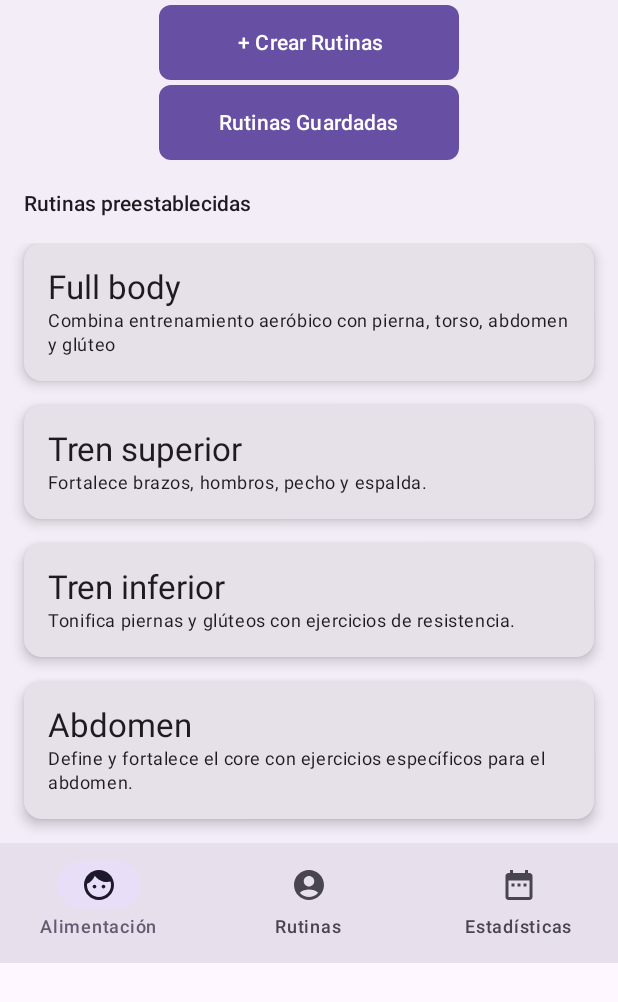
After one commit to yefrivera/FitBoostTrainer, an Android app built with Jetpack Compose: the composable RoutineCreationScreen shown on its own in the app's theme, on a phone screen of 412 x 824 dp. The commit adds this screen. Shown: the top 1002 px of the screen. Run offline under Robolectric (Android 15) with nearby library versions, the phone set to English and light mode, and no system bars.

Commit message:
Se agrego pantalla de rutinas predeterminadas falta top bar

```diff
--- a/app/build.gradle.kts
+++ b/app/build.gradle.kts
@@ -50,7 +50,6 @@ android {
 }
 
 dependencies {
-
     implementation(libs.androidx.core.ktx)
     implementation(libs.androidx.lifecycle.runtime.ktx)
     implementation(libs.androidx.activity.compose)
--- a/app/src/main/java/edu/unicauca/fitboosttrainer/MainActivity.kt
+++ b/app/src/main/java/edu/unicauca/fitboosttrainer/MainActivity.kt
@@ -7,11 +7,13 @@ import androidx.activity.enableEdgeToEdge
 import androidx.compose.foundation.layout.fillMaxSize
 import androidx.compose.foundation.layout.padding
 import androidx.compose.material3.Scaffold
+import androidx.compose.material3.Surface
 import androidx.compose.material3.Text
 import androidx.compose.runtime.Composable
 import androidx.compose.ui.Modifier
 import androidx.compose.ui.tooling.preview.Preview
 import edu.unicauca.fitboosttrainer.ui.theme.FitBoostTrainerTheme
+import edu.unicauca.fitboosttrainer.ui.RoutineCreationScreen
 
 class MainActivity : ComponentActivity() {
     override fun onCreate(savedInstanceState: Bundle?) {
@@ -19,29 +21,12 @@ class MainActivity : ComponentActivity() {
         enableEdgeToEdge()
         setContent {
             FitBoostTrainerTheme {
-                Scaffold(modifier = Modifier.fillMaxSize()) { innerPadding ->
-                    Greeting(
-                        name = "Android",
-                        modifier = Modifier.padding(innerPadding)
-                    )
+                Surface(
+                    modifier = Modifier.fillMaxSize(),
+                ) {
+                    RoutineCreationScreen()
+                }
                 }
             }
         }
-    }
 }
-
-@Composable
-fun Greeting(name: String, modifier: Modifier = Modifier) {
-    Text(
-        text = "Hello $name!",
-        modifier = modifier
-    )
-}
-
-@Preview(showBackground = true)
-@Composable
-fun GreetingPreview() {
-    FitBoostTrainerTheme {
-        Greeting("Android")
-    }
-}
--- /dev/null
+++ b/app/src/main/java/edu/unicauca/fitboosttrainer/data/DefaultRoutines.kt
@@ -0,0 +1,18 @@
+package edu.unicauca.fitboosttrainer.data
+
+
+import androidx.annotation.StringRes
+import edu.unicauca.fitboosttrainer.R
+
+
+val defaultRoutineData = listOf(
+    R.string.dr_fullbody to R.string.dr_fullbody_description,
+    R.string.dr_tren_superior to R.string.dr_tren_superior_description,
+    R.string.dr_tren_inferior to R.string.dr_tren_inferior_description,
+    R.string.dr_abdomen to R.string.dr_abdomen_description
+).map { RoutineDefaultPair(it.first, it.second) }
+
+data class RoutineDefaultPair(
+    @StringRes val text1: Int,
+    @StringRes val text2: Int
+)
--- /dev/null
+++ b/app/src/main/java/edu/unicauca/fitboosttrainer/ui/RoutineCreationScreen.kt
@@ -0,0 +1,193 @@
+package edu.unicauca.fitboosttrainer.ui
+
+import androidx.annotation.StringRes
+import androidx.compose.foundation.background
+import androidx.compose.foundation.layout.Arrangement
+import androidx.compose.material.icons.Icons
+import androidx.compose.material.icons.filled.AccountCircle
+import androidx.compose.material.icons.filled.DateRange
+import androidx.compose.material.icons.filled.Face
+import androidx.compose.material3.Icon
+import androidx.compose.material3.MaterialTheme
+import androidx.compose.material3.NavigationBar
+import androidx.compose.material3.NavigationBarItem
+import androidx.compose.material3.Surface
+import androidx.compose.material3.Text
+import androidx.compose.runtime.Composable
+import androidx.compose.ui.res.stringResource
+import androidx.compose.ui.tooling.preview.Preview
+import edu.unicauca.fitboosttrainer.R
+import androidx.compose.ui.Modifier
+import edu.unicauca.fitboosttrainer.ui.theme.FitBoostTrainerTheme
+import androidx.compose.foundation.layout.Column
+import androidx.compose.foundation.layout.fillMaxWidth
+import androidx.compose.foundation.layout.height
+import androidx.compose.foundation.layout.padding
+import androidx.compose.foundation.layout.size
+import androidx.compose.foundation.lazy.LazyColumn
+import androidx.compose.foundation.lazy.items
+import androidx.compose.material.icons.automirrored.filled.ArrowBack
+import androidx.compose.material.icons.filled.Menu
+import androidx.compose.material3.Button
+import androidx.compose.material3.Card
+import androidx.compose.ui.unit.dp
+import androidx.compose.material3.CardDefaults
+import androidx.compose.material3.CenterAlignedTopAppBar
+import androidx.compose.material3.ExperimentalMaterial3Api
+import androidx.compose.material3.IconButton
+import androidx.compose.material3.MaterialTheme.typography
+import androidx.compose.material3.Scaffold
+import androidx.compose.material3.TopAppBarDefaults
+import androidx.compose.material3.rememberTopAppBarState
+import androidx.compose.ui.Alignment
+import androidx.compose.ui.input.nestedscroll.nestedScroll
+import androidx.compose.ui.text.style.TextOverflow
+import edu.unicauca.fitboosttrainer.data.defaultRoutineData
+
+@Composable
+fun RoutineCreationScreen(){
+
+    val mediumPadding = 3.dp
+    Surface(
+        color = MaterialTheme.colorScheme.surfaceContainer,
+    ) {
+        Column() {
+
+            Column(
+                modifier = Modifier
+                    .fillMaxWidth()
+                    .padding(mediumPadding),
+                verticalArrangement = Arrangement.spacedBy(mediumPadding),
+                horizontalAlignment = Alignment.CenterHorizontally
+            ){
+                Button(
+                    onClick = { /* Acción al hacer clic */ },
+                    shape = MaterialTheme.shapes.small,
+                    modifier = Modifier
+                        .size(width = 200.dp, height = 50.dp)
+
+                ) {
+                    Text(text = " + Crear Rutinas")
+                }
+                Button(
+                    onClick = { /* Acción al hacer clic */ },
+                    shape = MaterialTheme.shapes.small,
+                    modifier = Modifier
+                        .size(width = 200.dp, height = 50.dp)
+
+                ) {
+                    Text(text = "Rutinas Guardadas")
+                }
+            }
+
+            Text(
+                text = stringResource(R.string.default_routines),
+                style = typography.titleSmall,
+                modifier = Modifier.padding(16.dp)
+            )
+            RoutinesList()
+            SootheBottomNavigation()
+        }
+    }
+}
+
+@Composable
+private fun RoutinesCard(
+    @StringRes text: Int,
+    @StringRes text2: Int,
+    modifier: Modifier = Modifier
+) {
+    Column(
+        modifier = modifier
+            .fillMaxWidth()
+            .padding(start = 16.dp, end = 16.dp)
+    ) {
+
+        Card(
+            elevation = CardDefaults.cardElevation(defaultElevation = 5.dp),
+            modifier = modifier
+                .fillMaxWidth()
+                .padding(bottom = 16.dp)
+        ) {
+            Column(modifier = Modifier.padding(16.dp)) {
+                Text(
+                    text = stringResource(text),
+                    style = typography.titleLarge,
+                )
+                Text(
+                    text = stringResource(text2),
+                    style = typography.bodySmall,
+                )
+            }
+        }
+
+    }
+}
+
+@Composable
+private fun RoutinesList(modifier: Modifier = Modifier) {
+    LazyColumn(
+        modifier = modifier
+    ) {
+        items(defaultRoutineData) { item ->
+            RoutinesCard(item.text1, item.text2)  // Asegúrate de que item.text y item.text2 sean Int
+        }
+    }
+}
+
+@Composable
+private fun SootheBottomNavigation(
+    modifier: Modifier = Modifier
+) {
+    NavigationBar(
+        containerColor = MaterialTheme.colorScheme.surfaceVariant,
+    ) {
+        NavigationBarItem(
+            icon = {
+                Icon(
+                    imageVector = Icons.Default.Face,
+                    contentDescription = null
+                )
+            },
+            label = {
+                Text(stringResource(R.string.alimentacion))
+            },
+            selected = true,
+            onClick = {}
+        )
+        NavigationBarItem(
+            icon = {
+                Icon(
+                    imageVector = Icons.Default.AccountCircle,
+                    contentDescription = null
+                )
+            },
+            label = {
+                Text(stringResource(R.string.rutinas))
+            },
+            selected = false,
+            onClick = {}
+        )
+        NavigationBarItem(
+            icon = {
+                Icon(
+                    imageVector = Icons.Default.DateRange,
+                    contentDescription = null
+                )
+            },
+            label = {
+                Text(stringResource(R.string.estadisticas))
+            },
+            selected = false,
+            onClick = {}
+        )
+    }
+}
+
+@Preview
+@Composable
+fun RoutineCreationScreenPreview(){
+    FitBoostTrainerTheme {
+        RoutineCreationScreen()
+    }
+}
--- a/app/src/main/java/edu/unicauca/fitboosttrainer/ui/theme/Theme.kt
+++ b/app/src/main/java/edu/unicauca/fitboosttrainer/ui/theme/Theme.kt
@@ -258,7 +258,7 @@ val unspecified_scheme = ColorFamily(
 fun FitBoostTrainerTheme(
     darkTheme: Boolean = isSystemInDarkTheme(),
     // Dynamic color is available on Android 12+
-    dynamicColor: Boolean = true,
+    dynamicColor: Boolean = false,
     content: @Composable() () -> Unit
 ) {
     val colorScheme = when {
--- a/app/src/main/res/values/strings.xml
+++ b/app/src/main/res/values/strings.xml
@@ -1,3 +1,20 @@
 <resources>
     <string name="app_name">FitBoostTrainer</string>
+    <string name="estadisticas">Estadísticas</string>
+    <string name="rutinas">Rutinas</string>
+    <string name="alimentacion">Alimentación</string>
+
+    <!-- Textos de las rutinas -->
+    <string name="dr_fullbody">Full body</string>
+    <string name="dr_fullbody_description">Combina entrenamiento aeróbico con pierna, torso, abdomen y glúteo</string>
+
+    <string name="dr_tren_superior">Tren superior</string>
+    <string name="dr_tren_superior_description">Fortalece brazos, hombros, pecho y espalda.</string>
+
+    <string name="dr_tren_inferior">Tren inferior</string>
+    <string name="dr_tren_inferior_description">Tonifica piernas y glúteos con ejercicios de resistencia.</string>
+
+    <string name="dr_abdomen">Abdomen</string>
+    <string name="dr_abdomen_description">Define y fortalece el core con ejercicios específicos para el abdomen.</string>
+    <string name="default_routines">Rutinas preestablecidas</string>
 </resources>
```
